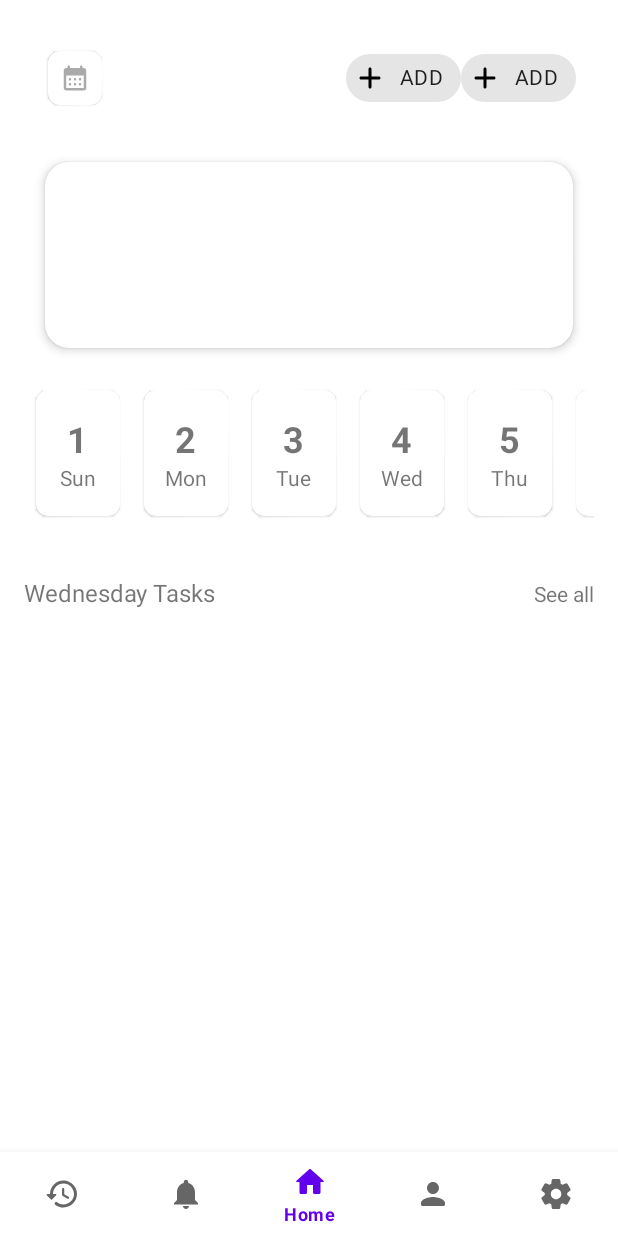
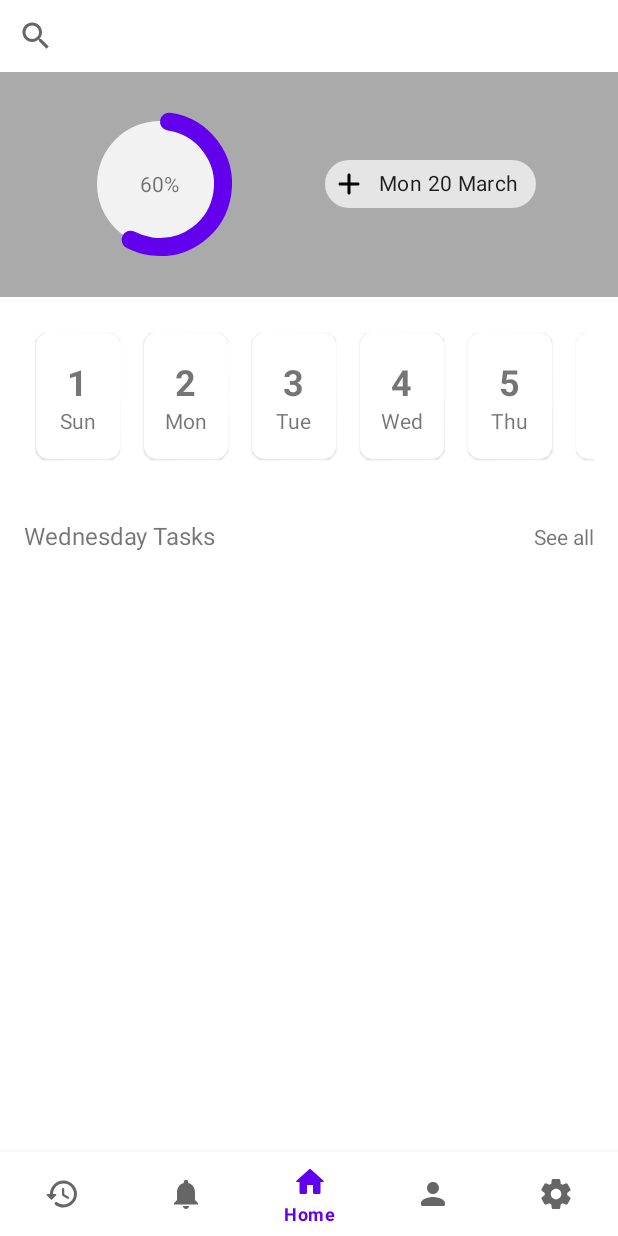
Before and after one commit to abhibarkade/TODO, an Android app: the Fragment_Home screen opened directly, with no data from a screen before it, on a phone screen of 412 x 824 dp. Run offline under Robolectric (Android 15) with nearby library versions, the phone set to English and light mode, and no system bars; our stand-ins replace Firebase (no records; nobody signed in at launch, a user with empty details on screens opened directly), Room's generated code, data binding, navigation-ui.

```diff
--- a/app/build.gradle
+++ b/app/build.gradle
@@ -9,7 +9,7 @@ android {
 
     defaultConfig {
         applicationId "com.abhibarkade.todo"
-        minSdk 24
+        minSdk 26
         targetSdk 33
         versionCode 1
         versionName "1.0"
--- a/app/src/main/java/com/abhibarkade/todo/MainActivity.java
+++ b/app/src/main/java/com/abhibarkade/todo/MainActivity.java
@@ -1,6 +1,8 @@
 package com.abhibarkade.todo;
 
 import android.annotation.SuppressLint;
+import android.app.NotificationChannel;
+import android.app.NotificationManager;
 import android.os.Bundle;
 
 import androidx.appcompat.app.AppCompatActivity;
@@ -9,6 +11,8 @@ import androidx.navigation.fragment.NavHostFragment;
 import androidx.navigation.ui.AppBarConfiguration;
 import androidx.navigation.ui.NavigationUI;
 
+import com.abhibarkade.todo.alarm.AlarmScheduler;
+import com.abhibarkade.todo.alarm.AndroidAlarmScheduler;
 import com.abhibarkade.todo.databinding.ActivityMainBinding;
 import com.google.android.material.bottomnavigation.BottomNavigationView;
 
@@ -19,6 +23,8 @@ public class MainActivity extends AppCompatActivity {
     BottomNavigationView navView;
     AppBarConfiguration appBarConfiguration;
 
+    AlarmScheduler alarmScheduler;
+
     @SuppressLint("NonConstantResourceId")
     @Override
     protected void onCreate(Bundle savedInstanceState) {
@@ -27,6 +33,16 @@ public class MainActivity extends AppCompatActivity {
         setContentView(binding.getRoot());
 
         setUpNav();
+        createNotificationChannel();
+    }
+
+    private void createNotificationChannel() {
+        alarmScheduler = new AndroidAlarmScheduler(this);
+
+        int importance = NotificationManager.IMPORTANCE_DEFAULT;
+        NotificationChannel channel = new NotificationChannel("CHANNEL_ID", "name", importance);
+        NotificationManager notificationManager = getSystemService(NotificationManager.class);
+        notificationManager.createNotificationChannel(channel);
     }
 
     private void setUpNav() {
--- /dev/null
+++ b/app/src/main/java/com/abhibarkade/todo/alarm/AlarmScheduler.java
@@ -0,0 +1,7 @@
+package com.abhibarkade.todo.alarm;
+
+public interface AlarmScheduler {
+    void schedule(AlarmItem item);
+
+    void cancel(AlarmItem item);
+}
--- /dev/null
+++ b/app/src/main/java/com/abhibarkade/todo/alarm/AndroidAlarmScheduler.java
@@ -0,0 +1,45 @@
+package com.abhibarkade.todo.alarm;
+
+import android.app.AlarmManager;
+import android.app.PendingIntent;
+import android.content.Context;
+import android.content.Intent;
+
+import java.time.ZoneId;
+
+public class AndroidAlarmScheduler implements AlarmScheduler {
+    Context context;
+    private AlarmManager alarmManager;
+
+    public AndroidAlarmScheduler(Context context) {
+        this.context = context;
+        alarmManager = context.getSystemService(AlarmManager.class);
+    }
+
+    @Override
+    public void schedule(AlarmItem item) {
+        Intent intent = new Intent(context, AlarmReceiver.class);
+        intent.putExtra("MSG", item.msg);
+
+        alarmManager.setExactAndAllowWhileIdle(
+                AlarmManager.RTC_WAKEUP,
+                item.dateTime.atZone(ZoneId.systemDefault()).toEpochSecond() * 1000,
+                PendingIntent.getBroadcast(
+                        context,
+                        item.hashCode(),
+                        intent,
+                        PendingIntent.FLAG_UPDATE_CURRENT | PendingIntent.FLAG_IMMUTABLE
+                )
+        );
+    }
+
+    @Override
+    public void cancel(AlarmItem item) {
+        alarmManager.cancel(PendingIntent.getBroadcast(
+                context,
+                item.hashCode(),
+                new Intent(context, AlarmReceiver.class),
+                PendingIntent.FLAG_UPDATE_CURRENT | PendingIntent.FLAG_IMMUTABLE
+        ));
+    }
+}
--- a/app/src/main/java/com/abhibarkade/todo/repository/TaskRepository.java
+++ b/app/src/main/java/com/abhibarkade/todo/repository/TaskRepository.java
@@ -36,7 +36,7 @@ public class TaskRepository {
     public void liveFetch() {
         firestore.collection(TASK)
                 .addSnapshotListener((value, error) -> {
-                    Toast.makeText(context, "Firestore changed", Toast.LENGTH_SHORT).show();
+                    //Toast.makeText(context, "Firestore changed", Toast.LENGTH_SHORT).show();
                     dao.truncateTable();
                     for (EntityTask snap : value.toObjects(EntityTask.class)) {
                         dao.insertTask(snap);
--- a/app/src/main/java/com/abhibarkade/todo/roomdb/DatabaseTodo.java
+++ b/app/src/main/java/com/abhibarkade/todo/roomdb/DatabaseTodo.java
@@ -12,21 +12,4 @@ public abstract class DatabaseTodo extends RoomDatabase {
     public static final String DATABASE_NAME = "DB_Todo";
 
     public abstract DaoTask daoTask();
-
-    @Override
-    public void clearAllTables() {
-
-    }
-
-    @NonNull
-    @Override
-    protected InvalidationTracker createInvalidationTracker() {
-        return null;
-    }
-
-    @NonNull
-    @Override
-    protected SupportSQLiteOpenHelper createOpenHelper(@NonNull DatabaseConfiguration databaseConfiguration) {
-        return null;
-    }
 }
--- a/app/src/main/java/com/abhibarkade/todo/screens/Fragment_Home.java
+++ b/app/src/main/java/com/abhibarkade/todo/screens/Fragment_Home.java
@@ -19,6 +19,9 @@ import androidx.room.Room;
 
 import com.abhibarkade.todo.adapter.CustomDaysAdapter;
 import com.abhibarkade.todo.adapter.CustomTasksAdapter;
+import com.abhibarkade.todo.alarm.AlarmItem;
+import com.abhibarkade.todo.alarm.AlarmScheduler;
+import com.abhibarkade.todo.alarm.AndroidAlarmScheduler;
 import com.abhibarkade.todo.databinding.CreateTodoTileBinding;
 import com.abhibarkade.todo.databinding.FragmentHomeBinding;
 import com.abhibarkade.todo.pojo.CustomDays;
@@ -35,6 +38,7 @@ import com.google.android.material.snackbar.Snackbar;
 import com.google.android.material.timepicker.MaterialTimePicker;
 import com.google.android.material.timepicker.TimeFormat;
 
+import java.time.LocalDateTime;
 import java.util.ArrayList;
 import java.util.UUID;
 
@@ -45,6 +49,8 @@ public class Fragment_Home extends Fragment {
     TaskRepository taskRepo;
     DatabaseTodo db;
     DaoTask daoTask;
+
+    AlarmScheduler alarmScheduler;
 
     public Fragment_Home() {
     }
@@ -57,9 +63,10 @@ public class Fragment_Home extends Fragment {
         db = Room.databaseBuilder(requireContext(), DatabaseTodo.class, DatabaseTodo.DATABASE_NAME).allowMainThreadQueries().build();
         daoTask = db.daoTask();
         taskRepo = new TaskRepository(getContext());
+        alarmScheduler = new AndroidAlarmScheduler(getContext());
 
         firestore.collection("Tasks").addSnapshotListener((value, error) -> {
-            Toast.makeText(getActivity(), "Firestore changed", Toast.LENGTH_SHORT).show();
+            //Toast.makeText(getActivity(), "Firestore changed", Toast.LENGTH_SHORT).show();
             daoTask.truncateTable();
             for (EntityTask snap : value.toObjects(EntityTask.class)) {
                 daoTask.insertTask(snap);
@@ -68,7 +75,7 @@ public class Fragment_Home extends Fragment {
 
         viewmodel = new ViewModelHome(getActivity().getApplication());
         daoTask.getTasks().observe(getViewLifecycleOwner(), entityTasks -> {
-            Toast.makeText(getActivity(), "local changed : " + entityTasks.size(), Toast.LENGTH_SHORT).show();
+            //Toast.makeText(getActivity(), "local changed : " + entityTasks.size(), Toast.LENGTH_SHORT).show();
             binding.recyclerviewDailyTasks.setAdapter(new CustomTasksAdapter(entityTasks));
             binding.recyclerviewDailyTasks.getAdapter().notifyDataSetChanged();
         });
@@ -76,17 +83,19 @@ public class Fragment_Home extends Fragment {
 
         binding.setViewmodel(viewmodel);
 
-        EntityTask entityTask = new EntityTask();
-        entityTask.setTitle("" + UUID.randomUUID());
-        binding.addLocal.setOnClickListener(v -> daoTask.insertTask(new EntityTask()));
-
         return binding.getRoot();
     }
 
     @Override
     public void onViewCreated(@NonNull View view, @Nullable Bundle savedInstanceState) {
         super.onViewCreated(view, savedInstanceState);
-        binding.createTaskChip.setOnClickListener(v -> createTodo());
+        binding.createTaskChip.setOnClickListener(v -> {
+            AlarmItem alarmItem = new AlarmItem(
+                    LocalDateTime.now().plusSeconds(1),
+                    "Demo alarm ....."
+            );
+            alarmScheduler.schedule(alarmItem);
+        });
 
         bindDaysRecyclerView();
         bindRefreshLayout();
--- a/app/src/main/res/layout/fragment__home.xml
+++ b/app/src/main/res/layout/fragment__home.xml
@@ -24,52 +24,9 @@
             android:layout_height="match_parent"
             android:orientation="vertical">
 
-            <LinearLayout
-                android:id="@+id/linearLayout"
+            <androidx.appcompat.widget.SearchView
                 android:layout_width="match_parent"
-                android:layout_height="wrap_content"
-                android:layout_margin="24dp"
-                android:gravity="center"
-                android:padding="4dp">
-
-                <com.google.android.material.card.MaterialCardView
-                    android:layout_width="wrap_content"
-                    android:layout_height="wrap_content"
-                    android:layout_margin="4dp"
-                    app:cardCornerRadius="8dp">
-
-                    <ImageView
-                        android:layout_width="20dp"
-                        android:layout_height="20dp"
-                        android:layout_margin="8dp"
-                        android:background="@drawable/ic_calender"
-                        android:backgroundTint="#aaa" />
-
-                </com.google.android.material.card.MaterialCardView>
-
-                <TextView
-                    android:layout_width="0dp"
-                    android:layout_height="wrap_content"
-                    android:layout_margin="4dp"
-                    android:layout_weight="1"
-                    android:gravity="center"
-                    android:textSize="16sp" />
-
-                <com.google.android.material.chip.Chip
-                    android:id="@+id/addLocal"
-                    android:layout_width="wrap_content"
-                    android:layout_height="wrap_content"
-                    android:text="ADD"
-                    app:chipIcon="@drawable/ic_add" />
-
-                <com.google.android.material.chip.Chip
-                    android:id="@+id/createTaskChip"
-                    android:layout_width="wrap_content"
-                    android:layout_height="wrap_content"
-                    android:text="ADD"
-                    app:chipIcon="@drawable/ic_add" />
-
-            </LinearLayout>
+                android:layout_height="wrap_content" />
 
             <androidx.core.widget.NestedScrollView
                 android:layout_width="match_parent"
@@ -80,16 +37,48 @@
                     android:layout_height="wrap_content"
                     android:orientation="vertical">
 
-                    <com.google.android.material.card.MaterialCardView
+                    <LinearLayout
                         android:layout_width="match_parent"
-                        android:layout_height="124dp"
-                        android:layout_marginStart="30dp"
-                        android:layout_marginTop="4dp"
-                        android:layout_marginEnd="30dp"
-                        android:layout_marginBottom="4dp"
-                        android:backgroundTint="@color/white"
-                        app:cardCornerRadius="16dp"
-                        app:cardElevation="4dp" />
+                        android:layout_height="150dp"
+                        android:background="#aaa"
+                        android:gravity="center">
+
+                        <FrameLayout
+                            android:layout_width="wrap_content"
+                            android:layout_height="wrap_content">
+
+                            <com.google.android.material.imageview.ShapeableImageView
+                                android:layout_width="84dp"
+                                android:layout_height="84dp"
+                                android:layout_gravity="center"
+                                android:background="#f2f2f2"
+                                app:shapeAppearanceOverlay="@style/circularImage" />
+
+                            <com.google.android.material.progressindicator.CircularProgressIndicator
+                                android:layout_width="wrap_content"
+                                android:layout_height="wrap_content"
+                                android:progress="60"
+                                app:indicatorSize="96dp"
+                                app:trackCornerRadius="24dp"
+                                app:trackThickness="12dp" />
+
+                            <TextView
+                                android:layout_width="wrap_content"
+                                android:layout_height="wrap_content"
+                                android:layout_gravity="center"
+                                android:text="60%" />
+
+                        </FrameLayout>
+
+                        <com.google.android.material.chip.Chip
+                            android:id="@+id/createTaskChip"
+                            android:layout_width="wrap_content"
+                            android:layout_height="wrap_content"
+                            android:layout_marginStart="58dp"
+                            android:text="Mon 20 March"
+                            app:chipIcon="@drawable/ic_add" />
+
+                    </LinearLayout>
 
                     <androidx.recyclerview.widget.RecyclerView
                         android:id="@+id/recycler_days"
```
Also changed, not shown: app/src/main/AndroidManifest.xml (+14 -8 lines), app/src/main/java/com/abhibarkade/todo/alarm/AlarmItem.java (added, +13 -0 lines), app/src/main/java/com/abhibarkade/todo/alarm/AlarmReceiver.java (added, +60 -0 lines), app/src/main/java/com/abhibarkade/todo/alarm/NotificationBaseActivity.java (added, +16 -0 lines), app/src/main/res/layout/activity_notification_base.xml (added, +9 -0 lines).
